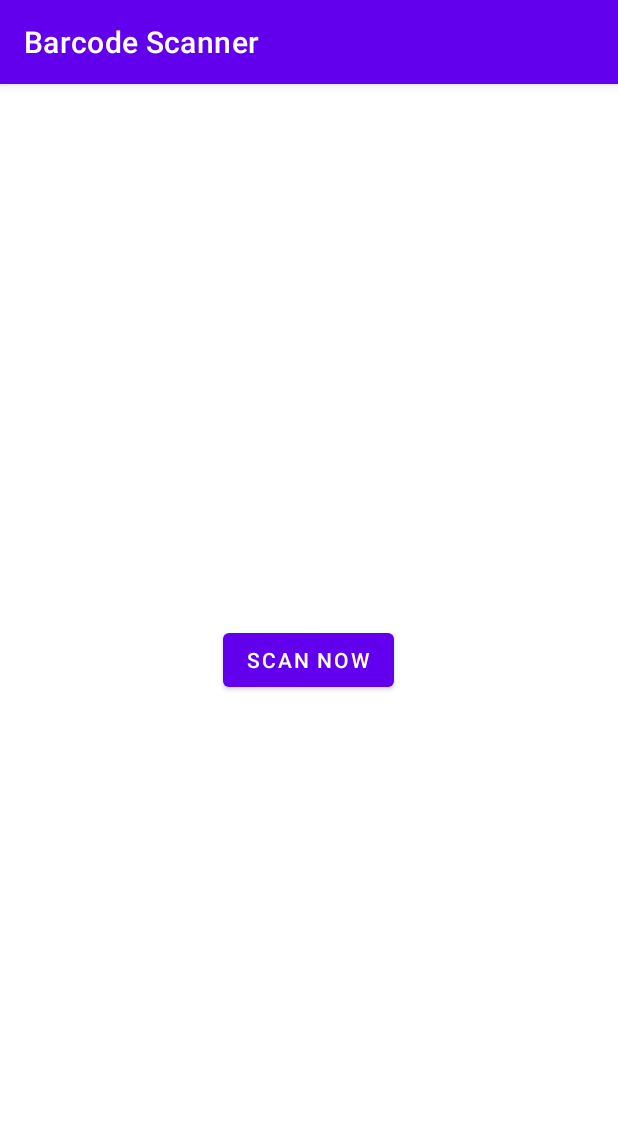
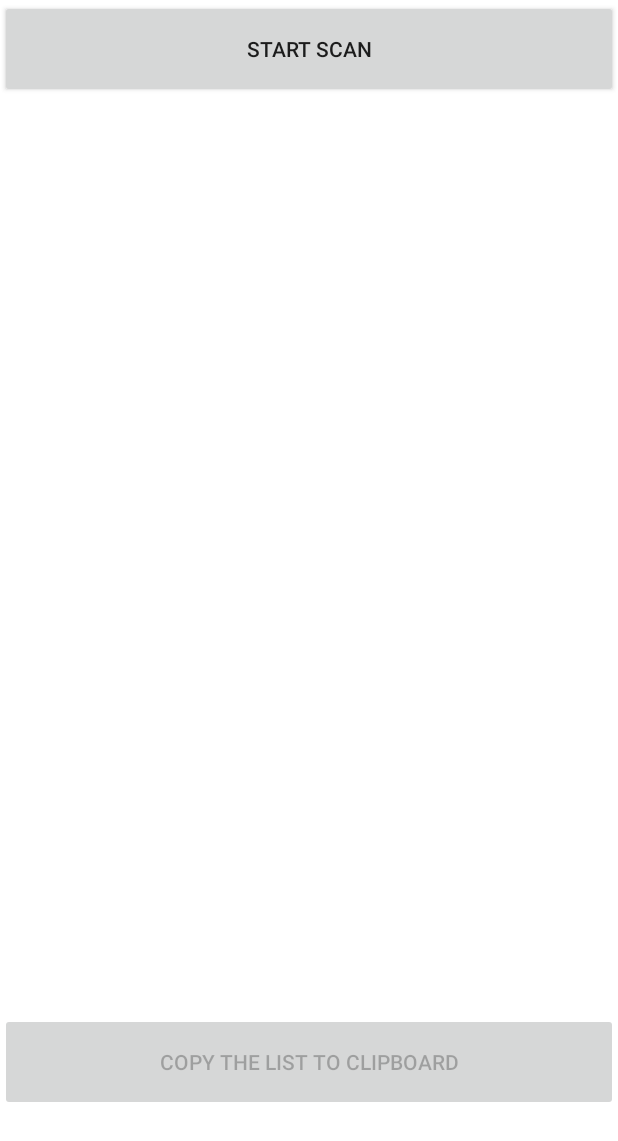
Before and after one commit to galbarak161/BarcodeScannerApp, an Android app: the screen it shows after launch (MainActivity), on a phone screen of 412 x 824 dp. Shown: the top 1141 px of the screen. Run offline under Robolectric (Android 15) with nearby library versions, the phone set to English and light mode, and no system bars; libraries missing offline, so code that uses them is left out: com.google.zxing.integration.

Commit message:
Add the ability to copy content to clipboard

```diff
--- a/app/src/main/java/com/example/barcodescanner/MainActivity.java
+++ b/app/src/main/java/com/example/barcodescanner/MainActivity.java
@@ -1,21 +1,29 @@
 package com.example.barcodescanner;
 
+import android.app.ListActivity;
+import android.content.ClipData;
+import android.content.ClipboardManager;
 import android.content.Intent;
 import android.os.Bundle;
+import android.widget.ArrayAdapter;
 import android.widget.Button;
 import android.widget.Toast;
 
 import androidx.annotation.Nullable;
 import androidx.appcompat.app.AlertDialog;
-import androidx.appcompat.app.AppCompatActivity;
 
 import com.google.zxing.integration.android.IntentIntegrator;
 import com.google.zxing.integration.android.IntentResult;
 
-public class MainActivity extends AppCompatActivity {
+import java.util.ArrayList;
+import java.util.Locale;
+
+public class MainActivity extends ListActivity {
 
     // Initialize variable
-    Button btScan;
+    Button btScan, btCopy;
+    ArrayList<String> listItems = new ArrayList<>();
+    ArrayAdapter<String> adapter;
 
     @Override
     protected void onCreate(Bundle savedInstanceState) {
@@ -24,7 +32,42 @@ public class MainActivity extends AppCompatActivity {
 
         // Assign variable
         btScan = findViewById(R.id.bt_scan);
-        btScan.setOnClickListener(view -> {
+        btScan.setOnClickListener(view -> ScannerButtonClickEvent());
+
+        btCopy = findViewById(R.id.bt_copyList);
+        btCopy.setEnabled(false);
+        btCopy.setOnClickListener(view -> CopyButtonClickEvent());
+
+        // Link adapter to ListView
+        adapter = new ArrayAdapter<>(this,
+                android.R.layout.simple_list_item_1,
+                listItems);
+        setListAdapter(adapter);
+    }
+
+    private void CopyButtonClickEvent() {
+        String result = String.join(" , ", listItems);
+
+        // Save the list content to clipboard
+        ClipboardManager clipboard = (ClipboardManager) getSystemService(CLIPBOARD_SERVICE);
+        ClipData clip = ClipData.newPlainText("label", result);
+        clipboard.setPrimaryClip(clip);
+
+        // Create alert for the user
+        AlertDialog.Builder builder = new AlertDialog.Builder(
+                MainActivity.this
+        );
+        builder.setTitle("Copy to clipboard");
+        builder.setMessage(String.format(Locale.getDefault(), "Copied %d elements to the clipboard", listItems.size()));
+        builder.setPositiveButton("OK", (dialogInterface, i) -> {
+            // Dismiss dialog
+            dialogInterface.dismiss();
+        });
+
+        builder.show();
+    }
+
+    private void ScannerButtonClickEvent() {
         // Initialize intent integrator
         IntentIntegrator intentIntegrator = new IntentIntegrator(
                 MainActivity.this
@@ -40,7 +83,6 @@ public class MainActivity extends AppCompatActivity {
         // Set capture activity and initialize scan
         intentIntegrator.setCaptureActivity(Capture.class);
         intentIntegrator.initiateScan();
-        });
     }
 
     @Override
@@ -53,17 +95,12 @@ public class MainActivity extends AppCompatActivity {
         );
 
         if (result.getContents() != null) {
-            AlertDialog.Builder builder = new AlertDialog.Builder(
-                    MainActivity.this
-            );
-            builder.setTitle("Results");
-            builder.setMessage(result.getContents());
-            builder.setPositiveButton("OK", (dialogInterface, i) -> {
-                // Dismiss dialog
-                dialogInterface.dismiss();
-            });
+            adapter.add(result.getContents());
+            btCopy.setEnabled(true);
 
-            builder.show();
+            // Update the button content
+            btScan.setText(R.string.button_secondClick);
+
         } else {
             Toast.makeText(getApplicationContext(), "Oops.. Try again", Toast.LENGTH_SHORT).show();
         }
--- a/app/src/main/res/layout/activity_main.xml
+++ b/app/src/main/res/layout/activity_main.xml
@@ -1,16 +1,26 @@
 <?xml version="1.0" encoding="utf-8"?>
-<RelativeLayout
+<LinearLayout xmlns:android="http://schemas.android.com/apk/res/android"
     xmlns:tools="http://schemas.android.com/tools"
-    android:layout_width="match_parent"
-    android:layout_height="match_parent"
-    xmlns:android="http://schemas.android.com/apk/res/android"
+    android:layout_width="fill_parent"
+    android:layout_height="fill_parent"
+    android:orientation="vertical"
     tools:context=".MainActivity">
 
     <Button
         android:id="@+id/bt_scan"
+        android:layout_width="fill_parent"
+        android:layout_height="65dp"
+        android:text="@string/button_firstClick" />
+
+    <ListView
+        android:id="@android:id/list"
         android:layout_width="wrap_content"
-        android:layout_height="wrap_content"
-        android:layout_centerInParent="true"
-        android:layout_centerHorizontal="false"
-        android:text="Scan now" />
-</RelativeLayout>
+        android:layout_height="610dp"
+        android:drawSelectorOnTop="false" />
+
+    <Button
+        android:id="@+id/bt_copyList"
+        android:layout_width="fill_parent"
+        android:layout_height="65dp"
+        android:text="@string/button_copyClick" />
+</LinearLayout>
--- /dev/null
+++ b/app/src/main/res/values/AppContent.xml
@@ -0,0 +1,6 @@
+<?xml version="1.0" encoding="utf-8"?>
+<resources>
+    <string name="button_firstClick">Start scan</string>
+    <string name="button_secondClick">Scan again</string>
+    <string name="button_copyClick">Copy the list to clipboard</string>
+</resources>
```
Lines whose indentation alone changed are shown as unchanged.
